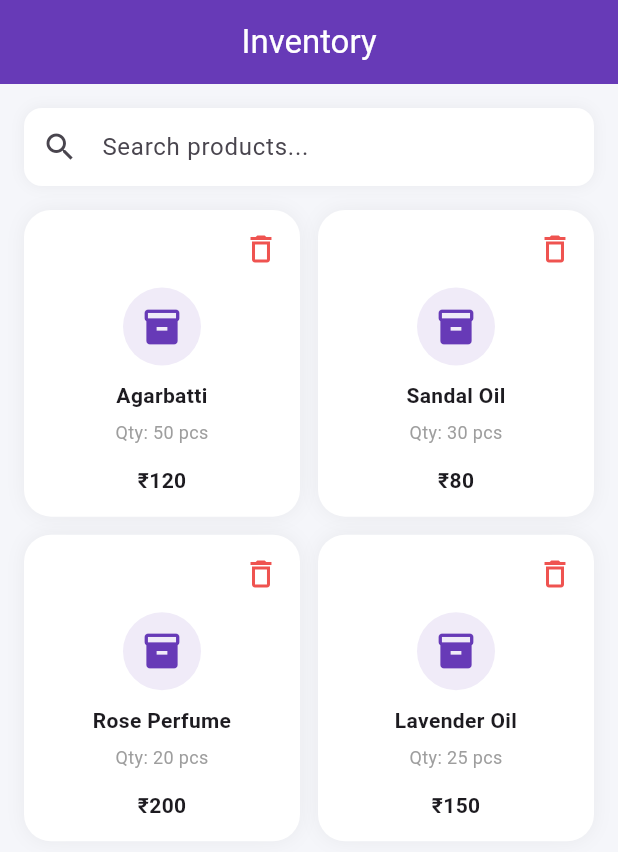
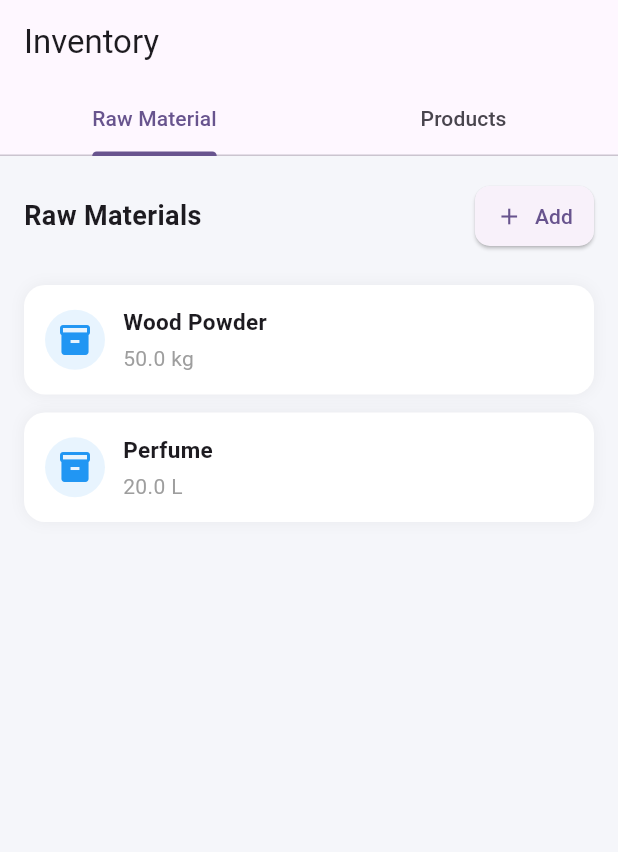
Before and after one commit to rajvardhan17/inven, a Flutter app: the InventoryScreen screen opened directly, on a phone screen of 412 x 824 dp. Shown: the top 852 px of the screen. Run offline on Flutter 3.47's test engine with Material 3 defaults, Android fonts, the phone set to English and light mode, and no system bars; our stand-ins replace fl_chart.

Commit message:
updates with ui

```diff
--- a/lib/admin/inventory/InventoryScreen.dart
+++ b/lib/admin/inventory/InventoryScreen.dart
@@ -1,7 +1,77 @@
 import 'package:flutter/material.dart';
 
-class InventoryScreen extends StatelessWidget {
+class InventoryScreen extends StatefulWidget {
   const InventoryScreen({super.key});
+
+  @override
+  State<InventoryScreen> createState() => _InventoryScreenState();
+}
+
+class _InventoryScreenState extends State<InventoryScreen>
+    with SingleTickerProviderStateMixin {
+  late TabController _tabController;
+
+  List<Map<String, dynamic>> rawMaterials = [
+    {"name": "Wood Powder", "qty": 50.0, "unit": "kg"},
+    {"name": "Perfume", "qty": 20.0, "unit": "L"},
+  ];
+
+  List<Map<String, dynamic>> products = [
+    {"name": "Rose Agarbatti", "qty": 100},
+    {"name": "Sandal Agarbatti", "qty": 80},
+  ];
+
+  @override
+  void initState() {
+    _tabController = TabController(length: 2, vsync: this);
+    super.initState();
+  }
+
+  // 🔹 Dialog
+  void showAddDialog(bool isRaw) {
+    TextEditingController name = TextEditingController();
+    TextEditingController qty = TextEditingController();
+    TextEditingController unit = TextEditingController();
+
+    showDialog(
+      context: context,
+      builder: (_) => AlertDialog(
+        shape: RoundedRectangleBorder(borderRadius: BorderRadius.circular(16)),
+        title: Text(isRaw ? "Add Raw Material" : "Add Product"),
+        content: Column(
+          mainAxisSize: MainAxisSize.min,
+          children: [
+            TextField(controller: name, decoration: const InputDecoration(labelText: "Name")),
+            TextField(controller: qty, decoration: const InputDecoration(labelText: "Quantity")),
+            if (isRaw)
+              TextField(controller: unit, decoration: const InputDecoration(labelText: "Unit")),
+          ],
+        ),
+        actions: [
+          TextButton(
+            onPressed: () {
+              setState(() {
+                if (isRaw) {
+                  rawMaterials.add({
+                    "name": name.text,
+                    "qty": double.parse(qty.text),
+                    "unit": unit.text
+                  });
+                } else {
+                  products.add({
+                    "name": name.text,
+                    "qty": int.parse(qty.text),
+                  });
+                }
+              });
+              Navigator.pop(context);
+            },
+            child: const Text("Add"),
+          )
+        ],
+      ),
+    );
+  }
 
   @override
   Widget build(BuildContext context) {
@@ -10,153 +80,125 @@ class InventoryScreen extends StatelessWidget {
 
       appBar: AppBar(
         title: const Text("Inventory"),
-        centerTitle: true,
-        backgroundColor: Colors.deepPurple,
-        foregroundColor: Colors.white,
-      ),
-
-      body: Padding(
-        padding: const EdgeInsets.all(16),
-        child: Column(
-          children: [
-            // 🔍 SEARCH BAR
-            Container(
-              decoration: BoxDecoration(
-                color: Colors.white,
-                borderRadius: BorderRadius.circular(12),
-                boxShadow: [
-                  BoxShadow(
-                    color: Colors.black.withOpacity(0.05),
-                    blurRadius: 8,
-                  ),
+        elevation: 0,
+        bottom: TabBar(
+          controller: _tabController,
+          tabs: const [
+            Tab(text: "Raw Material"),
+            Tab(text: "Products"),
           ],
-              ),
-              child: TextField(
-                decoration: InputDecoration(
-                  hintText: "Search products...",
-                  prefixIcon: const Icon(Icons.search),
-                  border: InputBorder.none,
-                  contentPadding: const EdgeInsets.all(14),
-                ),
         ),
       ),
 
-            const SizedBox(height: 16),
+      body: TabBarView(
+        controller: _tabController,
+        children: [
+          _buildRawMaterial(),
+          _buildProducts(),
+        ],
+      ),
+    );
+  }
 
-            // 🧱 GRID CARDS
+  // 🔹 RAW MATERIAL UI
+  Widget _buildRawMaterial() {
+    return Column(
+      children: [
+        _sectionHeader("Raw Materials", true),
         Expanded(
-              child: GridView.count(
-                crossAxisCount: 2, // 🔥 2 cards per row
-                crossAxisSpacing: 12,
-                mainAxisSpacing: 12,
-                childAspectRatio: 0.9, // controls height
-                children: const [
-                  ProductCard(
-                    name: "Agarbatti",
-                    price: "₹120",
-                    quantity: "50 pcs",
-                  ),
-                  ProductCard(
-                    name: "Sandal Oil",
-                    price: "₹80",
-                    quantity: "30 pcs",
-                  ),
-                  ProductCard(
-                    name: "Rose Perfume",
-                    price: "₹200",
-                    quantity: "20 pcs",
-                  ),
-                  ProductCard(
-                    name: "Lavender Oil",
-                    price: "₹150",
-                    quantity: "25 pcs",
-                  ),
-                ],
+          child: ListView.builder(
+            itemCount: rawMaterials.length,
+            itemBuilder: (context, index) {
+              final item = rawMaterials[index];
+              return _card(
+                item["name"],
+                "${item["qty"]} ${item["unit"]}",
+                Colors.blue,
+              );
+            },
           ),
         ),
       ],
+    );
+  }
+
+  // 🔹 PRODUCTS UI
+  Widget _buildProducts() {
+    return Column(
+      children: [
+        _sectionHeader("Finished Products", false),
+        Expanded(
+          child: ListView.builder(
+            itemCount: products.length,
+            itemBuilder: (context, index) {
+              final item = products[index];
+              return _card(
+                item["name"],
+                "Qty: ${item["qty"]}",
+                Colors.green,
+              );
+            },
           ),
+        ),
+      ],
+    );
+  }
+
+  // 🔹 Header
+  Widget _sectionHeader(String title, bool isRaw) {
+    return Padding(
+      padding: const EdgeInsets.all(16),
+      child: Row(
+        mainAxisAlignment: MainAxisAlignment.spaceBetween,
+        children: [
+          Text(title,
+              style: const TextStyle(fontSize: 18, fontWeight: FontWeight.bold)),
+          ElevatedButton.icon(
+            onPressed: () => showAddDialog(isRaw),
+            icon: const Icon(Icons.add),
+            label: const Text("Add"),
+            style: ElevatedButton.styleFrom(
+              padding: const EdgeInsets.symmetric(horizontal: 14, vertical: 10),
+              shape: RoundedRectangleBorder(
+                borderRadius: BorderRadius.circular(10),
+              ),
+            ),
+          )
+        ],
       ),
     );
   }
-}
 
-// 🔥 CARD UI (MODERN)
-class ProductCard extends StatelessWidget {
-  final String name;
-  final String price;
-  final String quantity;
-
-  const ProductCard({
-    super.key,
-    required this.name,
-    required this.price,
-    required this.quantity,
-  });
-
-  @override
-  Widget build(BuildContext context) {
+  // 🔹 Card UI
+  Widget _card(String name, String subtitle, Color color) {
     return Container(
+      margin: const EdgeInsets.symmetric(horizontal: 16, vertical: 6),
       padding: const EdgeInsets.all(14),
       decoration: BoxDecoration(
         color: Colors.white,
-        borderRadius: BorderRadius.circular(18),
+        borderRadius: BorderRadius.circular(14),
         boxShadow: [
-          BoxShadow(color: Colors.black.withOpacity(0.05), blurRadius: 10),
+          BoxShadow(color: Colors.black.withOpacity(0.05), blurRadius: 8),
         ],
       ),
-
+      child: Row(
+        children: [
+          CircleAvatar(
+            backgroundColor: color.withOpacity(0.1),
+            child: Icon(Icons.inventory, color: color),
+          ),
+          const SizedBox(width: 12),
+          Expanded(
             child: Column(
-        mainAxisAlignment: MainAxisAlignment.spaceBetween,
+              crossAxisAlignment: CrossAxisAlignment.start,
               children: [
-          // 🔹 TOP ICON
-          Align(
-            alignment: Alignment.topRight,
-            child: Icon(Icons.delete_outline, color: Colors.red.shade400),
-          ),
-
-          Column(
-            children: [
-              // 🔹 PRODUCT ICON
-              Container(
-                padding: const EdgeInsets.all(12),
-                decoration: BoxDecoration(
-                  color: Colors.deepPurple.withOpacity(0.1),
-                  shape: BoxShape.circle,
-                ),
-                child: const Icon(
-                  Icons.inventory,
-                  size: 28,
-                  color: Colors.deepPurple,
-                ),
-              ),
-
-              const SizedBox(height: 10),
-
-              // 🔹 NAME
-              Text(
-                name,
-                textAlign: TextAlign.center,
+                Text(name,
                     style: const TextStyle(
-                  fontWeight: FontWeight.bold,
-                  fontSize: 14,
-                ),
-              ),
-
-              const SizedBox(height: 6),
-
-              // 🔹 QUANTITY
-              Text(
-                "Qty: $quantity",
-                style: const TextStyle(color: Colors.grey, fontSize: 12),
-              ),
+                        fontWeight: FontWeight.bold, fontSize: 15)),
+                const SizedBox(height: 4),
+                Text(subtitle, style: const TextStyle(color: Colors.grey)),
               ],
             ),
-
-          // 🔹 PRICE
-          Text(
-            price,
-            style: const TextStyle(fontWeight: FontWeight.bold, fontSize: 14),
           ),
         ],
       ),
--- a/lib/admin/auth/LoginScreen.dart
+++ b/lib/auth/LoginScreen.dart
@@ -1,5 +1,5 @@
 import 'package:flutter/material.dart';
-import '../MainScreen.dart';
+import '../admin/MainScreen.dart';
 import 'Register.dart';
 import '../../widgets/custom_button.dart';
 import '../../widgets/custom_textfield.dart';
--- a/lib/admin/auth/Register.dart
+++ b/lib/auth/Register.dart
@@ -1,6 +1,6 @@
 import 'package:flutter/material.dart';
 import 'LoginScreen.dart';
-import '../dashboard/AdminHome.dart';
+import '../admin/dashboard/AdminHome.dart';
 import '../../widgets/custom_button.dart';
 
 class RegisterScreen extends StatefulWidget {
--- a/lib/main.dart
+++ b/lib/main.dart
@@ -1,5 +1,5 @@
 import 'package:flutter/material.dart';
-import 'screens/splash/SplashScreen.dart';
+import 'auth/SplashScreen.dart';
 
 void main() {
   runApp(const MyApp());
```
Also changed, not shown: lib/admin/dashboard/AdminHome.dart (+86 -8 lines), lib/admin/inventory/AddProductScreen.dart (+44 -12 lines), lib/services/app_data.dart (added, +13 -0 lines), pubspec.yaml (+4 -70 lines), lib/auth/SplashScreen.dart (renamed from lib/admin/splash/SplashScreen.dart), pubspec.lock. Lines whose indentation alone changed are shown as unchanged.
